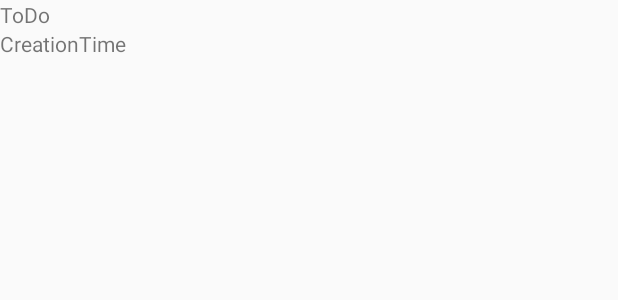
After one commit to codetaro/Homework1, an Android app: the layout item_user.xml on its own in the app's theme, with its tools: preview values and no code run, on a phone screen of 412 x 824 dp. The commit adds this screen. Shown: the top 300 px of the screen. Run offline under Robolectric (Android 15) with nearby library versions, the phone set to English and light mode, and no system bars.

Commit message:
Homework1 is done.

```diff
--- a/app/build.gradle
+++ b/app/build.gradle
@@ -24,6 +24,6 @@ dependencies {
     testCompile 'junit:junit:4.12'
     compile 'com.android.support:appcompat-v7:23.4.0'
     compile files('libs/commons-io-2.4.jar')
-
     compile 'com.github.satyan:sugar:1.4'
+    compile files('libs/gson-2.7.jar')
 }
--- a/app/src/main/java/comp5216/sydney/edu/au/homework1/ToDoItem.java
+++ b/app/src/main/java/comp5216/sydney/edu/au/homework1/ToDoItem.java
@@ -3,12 +3,17 @@ package comp5216.sydney.edu.au.homework1;
 import com.google.common.base.Strings;
 import com.orm.SugarRecord;
 
+import java.util.Date;
+
 public class ToDoItem extends SugarRecord {
     public String todo;
+    public Date creationTime;
 
     public ToDoItem(){}
 
     public ToDoItem(String ToDo){
+
         this.todo = ToDo;
+        this.creationTime = new Date();
     }
 }
--- /dev/null
+++ b/app/src/main/res/layout/item_user.xml
@@ -0,0 +1,16 @@
+<?xml version="1.0" encoding="utf-8"?>
+<LinearLayout xmlns:android="http://schemas.android.com/apk/res/android"
+    android:orientation="vertical"
+    android:layout_width="match_parent"
+    android:layout_height="match_parent">
+    <TextView
+        android:id="@+id/tvItem"
+        android:layout_width="wrap_content"
+        android:layout_height="wrap_content"
+        android:text="ToDo" />
+    <TextView
+        android:id="@+id/tvDate"
+        android:layout_width="wrap_content"
+        android:layout_height="wrap_content"
+        android:text="CreationTime" />
+</LinearLayout>
--- a/app/src/main/res/values/strings.xml
+++ b/app/src/main/res/values/strings.xml
@@ -4,5 +4,9 @@
     <string name="dialog_delete_msg">Do you want to delete this item?</string>
     <string name="delete">Delete</string>
     <string name="cancel">Cancel</string>
-    <string name="edit">Edit</string>
+    <string name="edit">Edit/Add Item</string>
+    <string name="dialog_cancel_title">Give up edit</string>
+    <string name="dialog_cancel_msg">Are you sure to give up this edit? Your unsaved edit will be discarded by click YES.</string>
+    <string name="yes">Yes</string>
+    <string name="no">No</string>
 </resources>
```
Also changed, not shown: app/src/main/java/comp5216/sydney/edu/au/homework1/EditToDoItemActivity.java (+38 -6 lines), app/src/main/java/comp5216/sydney/edu/au/homework1/MainActivity.java (+45 -22 lines), app/src/main/java/comp5216/sydney/edu/au/homework1/UsersAdapter.java (added, +37 -0 lines), app/src/main/res/layout/activity_edit_item.xml (+14 -4 lines), app/src/main/res/layout/activity_main.xml (+4 -3 lines), app/libs/gson-2.7.jar (added).
